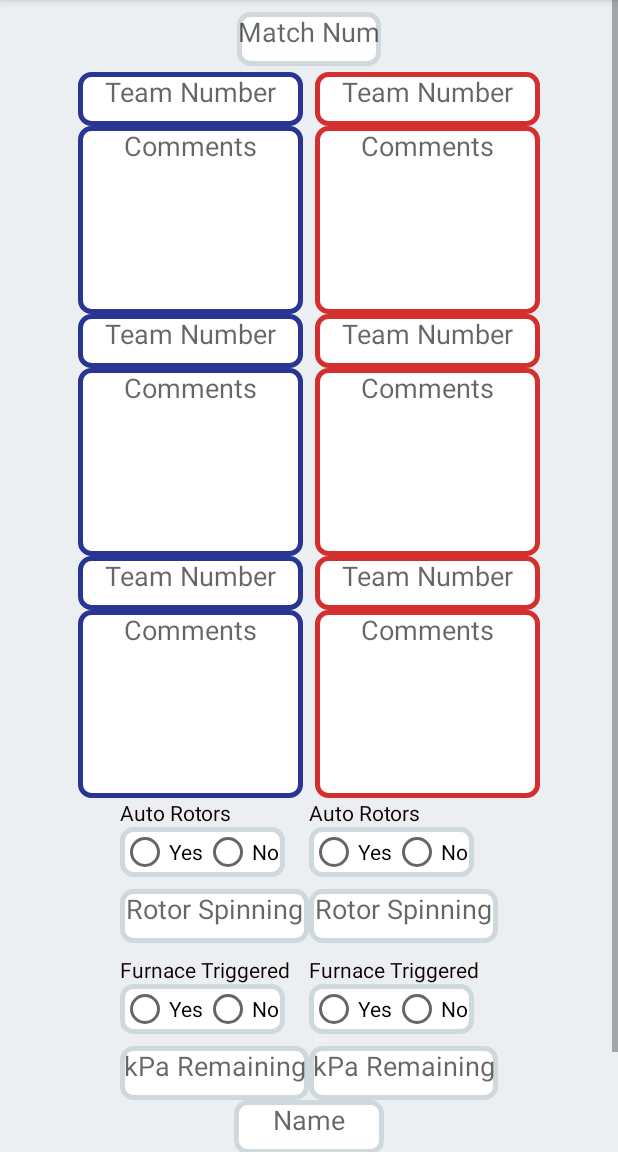
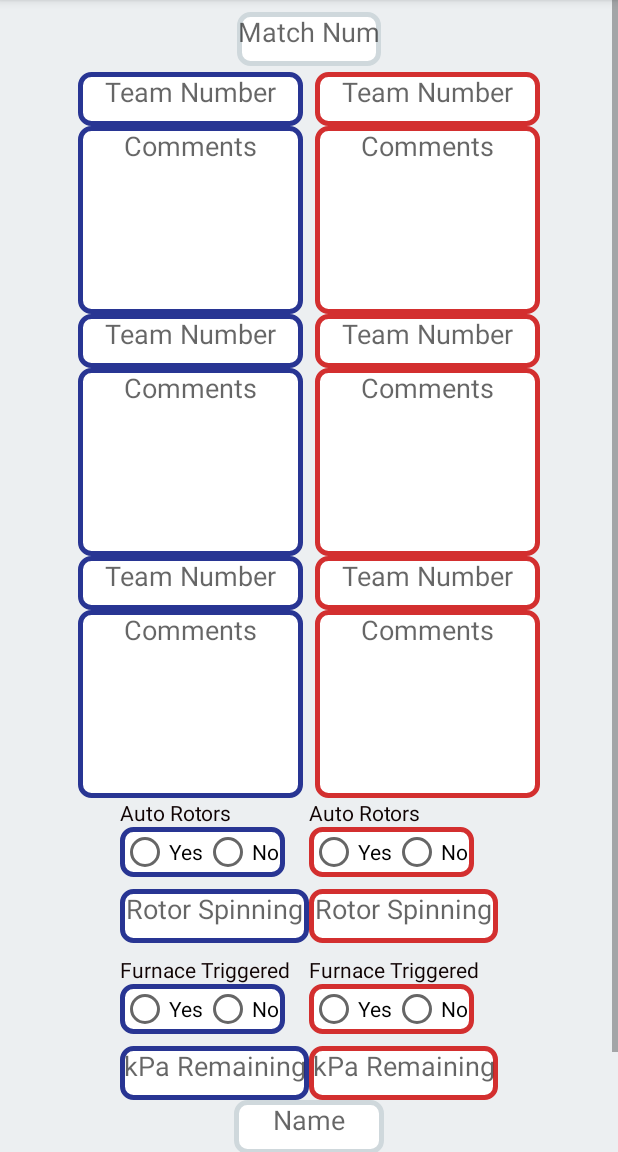
Before and after one commit to Keenan-Ker51/2609Scouting, an Android app: the MentorActivity screen opened directly, with no data from a screen before it, on a phone screen of 412 x 824 dp, the part 84-1236 px from its top. Run offline under Robolectric (Android 15) with nearby library versions, the phone set to English and light mode, and no system bars.

Commit message:
Finished with mentor items.

```diff
--- a/app/src/main/res/layout/activity_mentor.xml
+++ b/app/src/main/res/layout/activity_mentor.xml
@@ -226,7 +226,7 @@
                     android:layout_height="wrap_content"
                     android:orientation="horizontal"
                     android:id="@+id/autoRotorGroup"
-                    android:background="@drawable/background_white"
+                    android:background="@drawable/background_white_outline_blue"
                     android:layout_column="0"
                     android:layout_row="1"
                     android:layout_marginBottom="8sp"
@@ -250,7 +250,7 @@
                 <EditText
                     android:layout_width="126sp"
                     android:layout_height="36sp"
-                    android:background="@drawable/background_white"
+                    android:background="@drawable/background_white_outline_blue"
                     android:layout_column="0"
                     android:layout_row="2"
                     android:id="@+id/rotorCountET"
@@ -277,7 +277,7 @@
                     android:id="@+id/furnaceGroup"
                     android:layout_column="0"
                     android:layout_row="4"
-                    android:background="@drawable/background_white"
+                    android:background="@drawable/background_white_outline_blue"
                     android:layout_marginBottom="8sp"
                     >
 
@@ -299,7 +299,7 @@
                 <EditText
                     android:layout_width="126sp"
                     android:layout_height="36sp"
-                    android:background="@drawable/background_white"
+                    android:background="@drawable/background_white_outline_blue"
                     android:hint="kPa Remaining"
                     android:gravity="center_horizontal"
                     android:id="@+id/kpaRemainET"
@@ -328,7 +328,7 @@
                     android:layout_height="wrap_content"
                     android:orientation="horizontal"
                     android:id="@+id/redAutoRotorGroup"
-                    android:background="@drawable/background_white"
+                    android:background="@drawable/background_white_red_outline"
                     android:layout_column="1"
                     android:layout_row="1"
                     android:layout_marginBottom="8sp"
@@ -352,7 +352,7 @@
                 <EditText
                     android:layout_width="126sp"
                     android:layout_height="36sp"
-                    android:background="@drawable/background_white"
+                    android:background="@drawable/background_white_red_outline"
                     android:layout_column="1"
                     android:layout_row="2"
                     android:id="@+id/redRotorCountET"
@@ -379,7 +379,7 @@
                     android:id="@+id/redFurnaceGroup"
                     android:layout_column="1"
                     android:layout_row="4"
-                    android:background="@drawable/background_white"
+                    android:background="@drawable/background_white_red_outline"
                     android:layout_marginBottom="8sp"
                     >
 
@@ -401,7 +401,7 @@
                 <EditText
                     android:layout_width="126sp"
                     android:layout_height="36sp"
-                    android:background="@drawable/background_white"
+                    android:background="@drawable/background_white_red_outline"
                     android:hint="kPa Remaining"
                     android:gravity="center_horizontal"
                     android:id="@+id/redKpaRemainET"
```
Also changed, not shown: app/src/main/java/com/keenanker/a2609scouting/MentorActivity.java (+46 -2 lines), app/src/main/res/layout/activity_scout.xml (+32 -31 lines).
